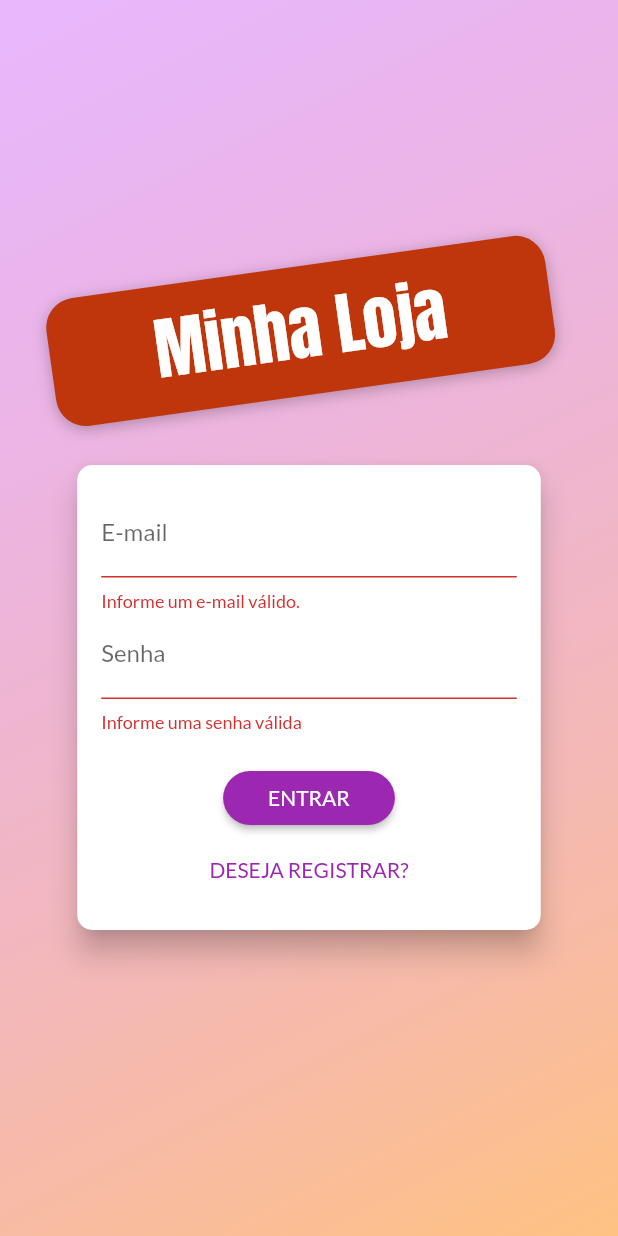
After one commit to rafaeltost/shop, a Flutter app: the screen it shows after launch, after a tap on "ENTRAR", on a phone screen of 412 x 824 dp. The commit adds this screen. Run offline on Flutter 3.47's test engine with Material 2 defaults, Android fonts, the phone set to English and light mode, and no system bars; our stand-ins replace shared_preferences; network calls fail.

Commit message:
added firebase auth

```diff
--- /dev/null
+++ b/lib/components/auth_form.dart
@@ -0,0 +1,178 @@
+import 'package:flutter/material.dart';
+import 'package:provider/provider.dart';
+import 'package:shop/exceptions/auth_exception.dart';
+import 'package:shop/models/auth.dart';
+
+enum AuthMode { signup, login }
+
+class AuthForm extends StatefulWidget {
+  const AuthForm({Key? key}) : super(key: key);
+
+  @override
+  State<AuthForm> createState() => _AuthFormState();
+}
+
+class _AuthFormState extends State<AuthForm> {
+  final _passwordController = TextEditingController();
+  final _formKey = GlobalKey<FormState>();
+  bool _isLoading = false;
+  AuthMode _authMode = AuthMode.login;
+  final Map<String, String> _authData = {
+    'email': '',
+    'password': '',
+  };
+
+  bool _isLogin() => _authMode == AuthMode.login;
+  bool _isSignup() => _authMode == AuthMode.signup;
+
+  void _switchAuthMode() {
+    setState(() {
+      if (_isLogin()) {
+        _authMode = AuthMode.signup;
+      } else {
+        _authMode = AuthMode.login;
+      }
+    });
+  }
+
+  _showErrorDialog(String exception) {
+    showDialog(
+      context: context,
+      builder: (context) => AlertDialog(
+        title: const Text('Ocorreu um erro'),
+        content: Text(exception),
+        actions: [
+          TextButton(
+            onPressed: () => Navigator.of(context).pop(),
+            child: const Text('Fechar'),
+          )
+        ],
+      ),
+    );
+  }
+
+  Future<void> _submit() async {
+    final isValid = _formKey.currentState?.validate() ?? false;
+
+    if (!isValid) {
+      return;
+    }
+
+    setState(() => _isLoading = true);
+
+    _formKey.currentState?.save();
+
+    Auth auth = Provider.of(context, listen: false);
+
+    try {
+      if (_isLogin()) {
+        await auth.login(
+          _authData['email']!,
+          _authData['password']!,
+        );
+      } else {
+        await auth.signup(
+          _authData['email']!,
+          _authData['password']!,
+        );
+      }
+    } on AuthException catch (exception) {
+      _showErrorDialog(exception.toString());
+    } catch (error){
+      _showErrorDialog('Ocorreu um erro inesperado');
+    }
+
+    setState(() => _isLoading = false);
+  }
+
+  @override
+  Widget build(BuildContext context) {
+    final deviceSize = MediaQuery.of(context).size;
+    return Card(
+      elevation: 8,
+      shape: RoundedRectangleBorder(
+        borderRadius: BorderRadius.circular(10),
+      ),
+      child: Container(
+        padding: const EdgeInsets.all(16),
+        height: _isLogin() ? 310 : 400,
+        width: deviceSize.width * 0.75,
+        child: Form(
+          key: _formKey,
+          child: Column(
+            children: [
+              TextFormField(
+                decoration: const InputDecoration(labelText: 'E-mail'),
+                keyboardType: TextInputType.emailAddress,
+                onSaved: (email) => _authData['email'] = email ?? '',
+                validator: (value) {
+                  final email = value ?? '';
+                  if (email.trim().isEmpty || !email.contains('@')) {
+                    return 'Informe um e-mail válido.';
+                  }
+                  return null;
+                },
+              ),
+              TextFormField(
+                decoration: const InputDecoration(labelText: 'Senha'),
+                keyboardType: TextInputType.emailAddress,
+                obscureText: true,
+                controller: _passwordController,
+                onSaved: (password) => _authData['password'] = password ?? '',
+                validator: (value) {
+                  final password = value ?? '';
+                  if (password.isEmpty || password.length < 5) {
+                    return 'Informe uma senha válida';
+                  }
+                  return null;
+                },
+              ),
+              if (_isSignup())
+                TextFormField(
+                  decoration:
+                      const InputDecoration(labelText: 'Confirmar Senha'),
+                  keyboardType: TextInputType.emailAddress,
+                  obscureText: true,
+                  validator: _isLogin()
+                      ? null
+                      : (value) {
+                          final password = value ?? '';
+                          if (password != _passwordController.text) {
+                            return 'Senhas informadas não conferem.';
+                          }
+                          return null;
+                        },
+                ),
+              const SizedBox(height: 20),
+              if (_isLoading)
+                const CircularProgressIndicator()
+              else
+                ElevatedButton(
+                  onPressed: _submit,
+                  style: ElevatedButton.styleFrom(
+                    shape: RoundedRectangleBorder(
+                      borderRadius: BorderRadius.circular(30),
+                    ),
+                    padding: const EdgeInsets.symmetric(
+                      horizontal: 30,
+                      vertical: 8,
+                    ),
+                  ),
+                  child: Text(
+                    _authMode == AuthMode.login ? 'ENTRAR' : 'REGISTRAR',
+                  ),
+                ),
+              const Spacer(),
+              TextButton(
+                onPressed: _switchAuthMode,
+                child: Text(
+                  _isLogin() ? 'DESEJA REGISTRAR?' : 'JÁ POSSUI CONTA?',
+                ),
+              ),
+            ],
+          ),
+        ),
+      ),
+    );
+  }
+}
--- /dev/null
+++ b/lib/data/store.dart
@@ -0,0 +1,32 @@
+import 'dart:convert';
+import 'package:shared_preferences/shared_preferences.dart';
+
+class Store {
+
+  static Future<bool> saveMap(String key, Map<String, dynamic> value) async {
+    return saveString(key, jsonEncode(value));
+  }
+
+  static Future<bool> saveString(String key, String value) async {
+    final prefs = await SharedPreferences.getInstance();
+    return prefs.setString(key, value);
+  }
+
+  static Future<Map<String, dynamic>> getMap(String key) async {
+    try {
+      return jsonDecode(await getString(key));
+    } catch (_) {
+      return {};
+    }
+  }
+
+  static Future<String> getString(String key, [String defaultValue = '']) async {
+    final prefs = await SharedPreferences.getInstance();
+    return prefs.getString(key) ?? defaultValue;
+  }
+
+  static Future<bool> remove(String key) async {
+    final prefs = await SharedPreferences.getInstance();
+    return prefs.remove(key);
+  }
+}
--- /dev/null
+++ b/lib/exceptions/auth_exception.dart
@@ -0,0 +1,19 @@
+class AuthException implements Exception {
+  static const Map<String, String> errors = {
+    'EMAIL_EXISTS': 'E-mail já cadastrado.',
+    'OPERATION_NOT_ALLOWED': 'Operação não permitida!',
+    'TOO_MANY_ATTEMPTS_TRY_LATER':'Acesso bloqueado temporariamente. Tente mais tarde.',
+    'EMAIL_NOT_FOUND': 'E-mail não encontrado.',
+    'INVALID_PASSWORD': 'Senha informada não confere.',
+    'USER_DISABLED': 'A conta do usuário foi desabilitada.',
+  };
+
+  final String key;
+
+  AuthException(this.key);
+
+  @override
+  String toString() {
+    return errors[key] ?? 'Ocorreu um erro no processo de autenticação.';
+  }
+}
--- a/lib/main.dart
+++ b/lib/main.dart
@@ -1,13 +1,14 @@
 import 'package:flutter/material.dart';
 import 'package:provider/provider.dart';
+import 'package:shop/models/auth.dart';
 import 'package:shop/models/cart.dart';
 import 'package:shop/models/order_list.dart';
 import 'package:shop/models/product_list.dart';
+import 'package:shop/pages/auth_or_home_page.dart';
 import 'package:shop/pages/cart_page.dart';
 import 'package:shop/pages/orders_page.dart';
 import 'package:shop/pages/product_detail_page.dart';
 import 'package:shop/pages/product_form_page.dart';
-import 'package:shop/pages/products_overview_page.dart';
 import 'package:shop/pages/products_page.dart';
 import 'package:shop/utils/app_routes.dart';
 
@@ -23,13 +24,28 @@ class MyApp extends StatelessWidget {
     return MultiProvider(
       providers: [
         ChangeNotifierProvider(
-          create: (_) => ProductList(),
+          create: (_) => Auth(),
         ),
+        ChangeNotifierProxyProvider<Auth, ProductList>(
+            create: (_) => ProductList(),
+            update: (context, auth, previous) {
+              return ProductList(
+                auth.token ?? '',
+                auth.userId ?? '',
+                previous?.items ?? [],
+              );
+            }),
+        ChangeNotifierProxyProvider<Auth, OrderList>(
+            create: (_) => OrderList(),
+            update: (context, auth, previous) {
+              return OrderList(
+                auth.token ?? '',
+                auth.userId ?? '',
+                previous?.items ?? [],
+              );
+            }),
         ChangeNotifierProvider(
           create: (_) => Cart(),
-        ),
-        ChangeNotifierProvider(
-          create: (_) => OrderList(),
         ),
       ],
       child: MaterialApp(
@@ -41,9 +57,9 @@ class MyApp extends StatelessWidget {
           ),
           fontFamily: 'Lato',
         ),
-       // home: const ProductsOverviewPage(),
+        // home: const ProductsOverviewPage(),
         routes: {
-          AppRoutes.home: (ctx) => const ProductsOverviewPage(),
+          AppRoutes.authOrHome: (ctx) => const AuthOrHomePage(),
           AppRoutes.productDetail: (ctx) => const ProductDetailPage(),
           AppRoutes.cart: (ctx) => const CartPage(),
           AppRoutes.orders: (ctx) => const OrdersPage(),
--- /dev/null
+++ b/lib/models/auth.dart
@@ -0,0 +1,108 @@
+import 'dart:async';
+import 'dart:convert';
+import 'package:shop/data/store.dart';
+import 'package:shop/exceptions/auth_exception.dart';
+import 'package:flutter/material.dart';
+import 'package:shop/repositories/auth_repository.dart';
+
+class Auth with ChangeNotifier {
+  String? _token;
+  String? _email;
+  String? _userId;
+  DateTime? _expiryDate;
+  Timer? _logoutTimer;
+
+  bool get isAuth {
+    final isValid = _expiryDate?.isAfter(DateTime.now()) ?? false;
+    return _token != null && isValid;
+  }
+
+  String? get token {
+    return isAuth ? _token : null;
+  }
+
+  String? get email {
+    return isAuth ? _email : null;
+  }
+
+  String? get userId {
+    return isAuth ? _userId : null;
+  }
+
+  Future<void> _authenticate( String email, String password, String urlFragment) async {
+    final response = await AuthRepository().authenticate(email, password, urlFragment);
+
+    final body = jsonDecode(response.body);
+
+    if (body['error'] != null) {
+      throw AuthException(body['error']['message']);
+    } else {
+      _token = body['idToken'];
+      _email = body['email'];
+      _userId = body['localId'];
+
+      _expiryDate = DateTime.now().add(
+        Duration(
+          seconds: int.parse(body['expiresIn']),
+        ),
+      );
+
+      Store.saveMap('userData',{
+        'token': _token,
+        'email': _email,
+        'userId': _userId,
+        'expiryDate': _expiryDate!.toIso8601String(),
+      });
+
+      _autoLogout();
+      notifyListeners();
+    }
+  }
+
+  Future<void> signup(String email, String password) async {
+    return _authenticate(email, password, 'signUp');
+  }
+
+  Future<void> login(String email, String password) async {
+    return _authenticate(email, password, 'signInWithPassword');
+  }
+
+  Future<void> tryAutoLogin() async {
+    if (isAuth) return;
+
+    final userData = await Store.getMap('userData');
+
+    if (userData.isEmpty) return;
+
+    final expiryDate = DateTime.parse(userData['expiryDate']);
+    if (expiryDate.isBefore(DateTime.now())) return;
+
+    _token = userData['token'];
+    _email = userData['email'];
+    _userId = userData['userId'];
+    _expiryDate = expiryDate;
+
+    _autoLogout();
+    notifyListeners();
+  }
+
+  void logout() {
+    _token = null;
+    _email = null;
+    _userId = null;
+    _expiryDate = null;
+    _clearLogoutTimer();
+    Store.remove('userData').then((_) => notifyListeners());
+  }
+
+  void _clearLogoutTimer() {
+    _logoutTimer?.cancel();
+    _logoutTimer = null;
+  }
+
+  void _autoLogout() {
+    _clearLogoutTimer();
+    final timeToLogout = _expiryDate?.difference(DateTime.now()).inSeconds ?? 0;
+    _logoutTimer = Timer(Duration(seconds: timeToLogout), _clearLogoutTimer);
+  }
+}
--- /dev/null
+++ b/lib/pages/auth_or_home_page.dart
@@ -0,0 +1,28 @@
+import 'package:flutter/material.dart';
+import 'package:provider/provider.dart';
+import 'package:shop/models/auth.dart';
+import 'package:shop/pages/auth_page.dart';
+import 'package:shop/pages/products_overview_page.dart';
+
+class AuthOrHomePage extends StatelessWidget {
+  const AuthOrHomePage({Key? key}) : super(key: key);
+
+  @override
+  Widget build(BuildContext context) {
+    Auth auth = Provider.of(context);
+    return FutureBuilder(
+      future: auth.tryAutoLogin(),
+      builder: (ctx, snapshot) {
+        if (snapshot.connectionState == ConnectionState.waiting) {
+          return const Center(child: CircularProgressIndicator());
+        } else if (snapshot.error != null) {
+          return const Center(
+            child: Text('Ocorreu um erro!'),
+          );
+        } else {
+          return auth.isAuth ? const ProductsOverviewPage() : const AuthPage();
+        }
+      },
+    );
+  }
+}
--- /dev/null
+++ b/lib/pages/auth_page.dart
@@ -0,0 +1,68 @@
+import 'dart:math';
+
+import 'package:flutter/material.dart';
+import 'package:shop/components/auth_form.dart';
+
+class AuthPage extends StatelessWidget {
+  const AuthPage({Key? key}) : super(key: key);
+
+  @override
+  Widget build(BuildContext context) {
+    return Scaffold(
+      body: Stack(
+        children: [
+          Container(
+            decoration: const BoxDecoration(
+              gradient: LinearGradient(
+                colors: [
+                  Color.fromRGBO(215, 117, 255, 0.5),
+                  Color.fromRGBO(255, 188, 117, 0.9),
+                ],
+                begin: Alignment.topLeft,
+                end: Alignment.bottomRight,
+              ),
+            ),
+          ),
+          SizedBox(
+            width: double.infinity,
+            child: Column(
+              crossAxisAlignment: CrossAxisAlignment.center,
+              mainAxisAlignment: MainAxisAlignment.center,
+              children: [
+                Container(
+                  margin: const EdgeInsets.only(bottom: 20),
+                  padding: const EdgeInsets.symmetric(
+                    vertical: 10,
+                    horizontal: 70,
+                  ),
+                  // cascade operator
+                  transform: Matrix4.rotationZ(-8 * pi / 180)..translate(-10.0),
+                  decoration: BoxDecoration(
+                    borderRadius: BorderRadius.circular(20),
+                    color: Colors.deepOrange.shade900,
+                    boxShadow: const [
+                      BoxShadow(
+                        blurRadius: 8,
+                        color: Colors.black26,
+                        offset: Offset(0, 2),
+                      ),
+                    ],
+                  ),
+                  child: const Text(
+                    'Minha Loja',
+                    style: TextStyle(
+                      fontSize: 45,
+                      fontFamily: 'Anton',
+                      color: Colors.white,
+                    ),
+                  ),
+                ),
+                const AuthForm(),
+              ],
+            ),
+          ),
+        ],
+      ),
+    );
+  }
+}
--- a/lib/pages/orders_page.dart
+++ b/lib/pages/orders_page.dart
@@ -21,6 +21,10 @@ class OrdersPage extends StatelessWidget {
             return const Center(
               child: CircularProgressIndicator(),
             );
+          } else if (snapshot.error != null) {
+            return const Center(
+              child: Text('Ocorreu um erro!'),
+            );
           } else {
             return Consumer<OrderList>(
               builder: (ctx, orders, child) => ListView.builder(
--- a/lib/repositories/order_repository.dart
+++ b/lib/repositories/order_repository.dart
@@ -5,11 +5,16 @@ import 'package:shop/models/cart_item.dart';
 import 'package:shop/models/order.dart';
 
 class OrderRepository {
+  final String _token;
+  final String _userId;
+
+  OrderRepository(this._token, this._userId);
+
   final _baseUrl = 'https://shop-3677d-default-rtdb.firebaseio.com/orders';
 
   Future<String> addOrder(Order order) async {
     final response = await http.post(
-      Uri.parse('$_baseUrl.json'),
+      Uri.parse('$_baseUrl/$_userId.json?auth=$_token'),
       body: jsonEncode(
         {
           "total": order.total,
@@ -35,7 +40,7 @@ class OrderRepository {
   Future<List<Order>> loadProducts() async {
     List<Order> orders = [];
 
-    final response = await http.get(Uri.parse('$_baseUrl.json'));
+    final response = await http.get(Uri.parse('$_baseUrl/$_userId.json?auth=$_token'));
     if (response.body != 'null') {
       Map<String, dynamic> data = jsonDecode(response.body);
 
--- a/lib/repositories/product_repository.dart
+++ b/lib/repositories/product_repository.dart
@@ -3,12 +3,16 @@ import 'package:http/http.dart' as http;
 import 'package:shop/models/product.dart';
 
 class ProductRepository {
-  final _baseUrl = 'https://shop-3677d-default-rtdb.firebaseio.com/products';
+  final String _token;
+
+  ProductRepository(this._token);
+
+  static const _baseUrl = 'https://shop-3677d-default-rtdb.firebaseio.com/products';
 
   Future<Map<String, dynamic>> loadProducts() async {
     Map<String, dynamic> data = {};
 
-    final response = await http.get(Uri.parse('$_baseUrl.json'));
+    final response = await http.get(Uri.parse('$_baseUrl.json?auth=$_token'));
     if (response.body != 'null') data = jsonDecode(response.body);
 
     return data;
@@ -16,14 +20,13 @@ class ProductRepository {
 
   Future<String> addProduct(Product product) async {
     final response = await http.post(
-      Uri.parse('$_baseUrl.json'),
+      Uri.parse('$_baseUrl.json?auth=$_token'),
       body: jsonEncode(
         {
           "name": product.name,
           "description": product.description,
           "price": product.price,
           "imageUrl": product.imageUrl,
-          "isFavorite": product.isFavorite,
         },
       ),
     );
@@ -33,14 +36,13 @@ class ProductRepository {
 
   Future<int> updateProduct(Product product) async {
     final response = await http.patch(
-      Uri.parse('$_baseUrl/${product.id}.json'),
+      Uri.parse('$_baseUrl/${product.id}.json?auth=$_token'),
       body: jsonEncode(
         {
           "name": product.name,
           "description": product.description,
           "price": product.price,
           "imageUrl": product.imageUrl,
-          "isFavorite": product.isFavorite,
         },
       ),
     );
@@ -49,7 +51,7 @@ class ProductRepository {
 
   Future<int> removeProduct(Product product) async {
     final response = await http.delete(
-      Uri.parse('$_baseUrl/${product.id}.json'),
+      Uri.parse('$_baseUrl/${product.id}.json?auth=$_token'),
     );
 
     return response.statusCode;
--- a/lib/utils/app_routes.dart
+++ b/lib/utils/app_routes.dart
@@ -1,7 +1,7 @@
 class AppRoutes {
   static const productDetail = '/product-detail';
   static const cart = '/cart';
-  static const home = '/';
+  static const authOrHome = '/';
   static const orders = '/orders';
   static const products = '/products';
   static const productForm = '/product-form';
--- a/pubspec.yaml
+++ b/pubspec.yaml
@@ -32,6 +32,7 @@ dependencies:
   intl: ^0.17.0
   provider: ^6.0.3
   http: ^0.13.5
+  shared_preferences: ^2.0.15
 
 
   # The following adds the Cupertino Icons font to your application.
```
Also changed, not shown: lib/components/app_drawer.dart (+13 -1 lines), lib/components/product_grid_item.dart (+12 -4 lines), lib/models/order_list.dart (+12 -5 lines), lib/models/product.dart (+5 -3 lines), lib/models/product_list.dart (+23 -7 lines), lib/repositories/auth_repository.dart (added, +19 -0 lines), lib/services/favorite_product_service.dart (added, +25 -0 lines), pubspec.lock, 1 other file.
